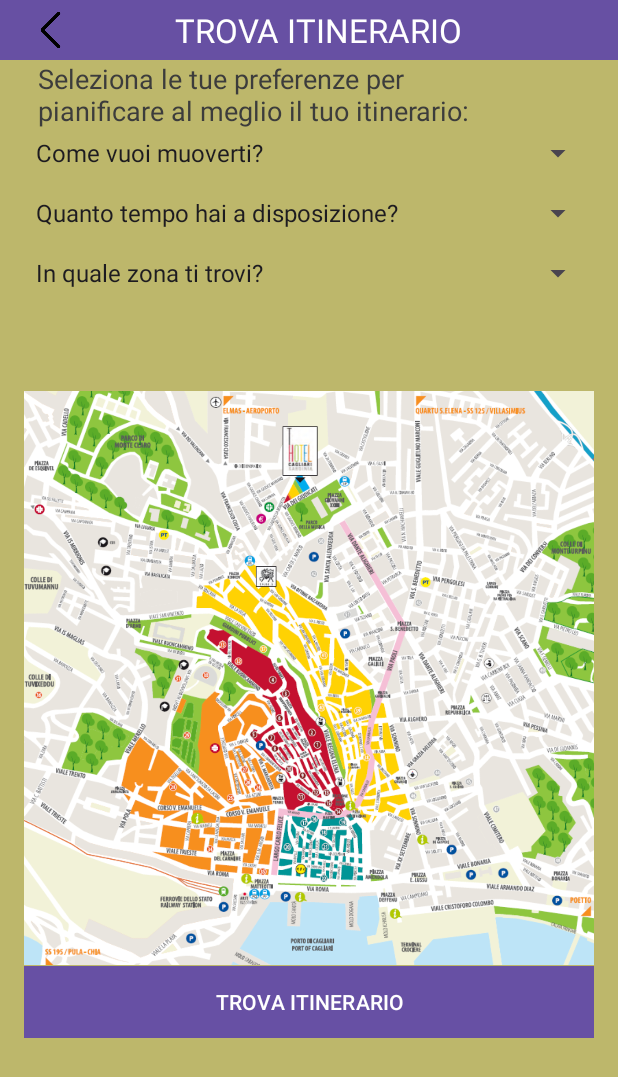
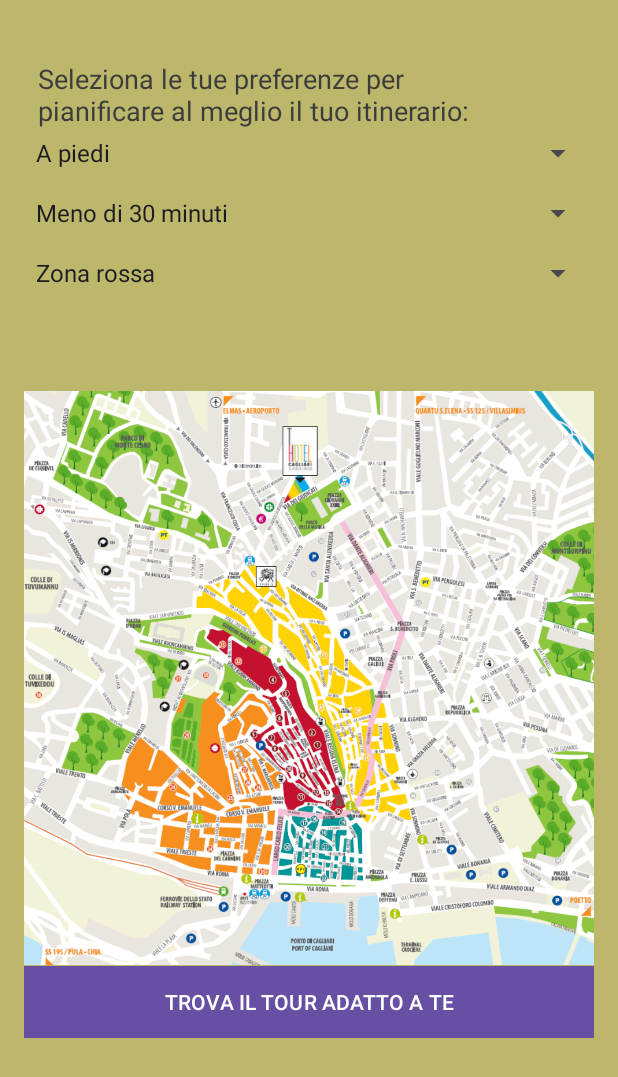
Before and after one commit to Mirrko01/ProgettoIUM, an Android app: the Pianifica screen opened directly, with no data from a screen before it, on a phone screen of 412 x 824 dp. Shown: the top 1077 px of the screen. Run offline under Robolectric (Android 15) with nearby library versions, the phone set to English and light mode, and no system bars.

Commit message:
Revert "."
This reverts commit 25cd132d454ef59c1d6f9829f71e5acb460bfbcb.

```diff
--- a/VisitCagliari/app/src/main/res/layout/pianifica_activity.xml
+++ b/VisitCagliari/app/src/main/res/layout/pianifica_activity.xml
@@ -1,45 +1,12 @@
 <?xml version="1.0" encoding="utf-8"?>
+<!-- layout/activity_main.xml -->
 
-<RelativeLayout
-    xmlns:android="http://schemas.android.com/apk/res/android"
+<RelativeLayout xmlns:android="http://schemas.android.com/apk/res/android"
     xmlns:tools="http://schemas.android.com/tools"
     android:layout_width="match_parent"
     android:layout_height="match_parent"
     android:background="@color/background_color"
     tools:context=".Pianifica">
-
-    <androidx.appcompat.widget.Toolbar
-        android:id="@+id/toolbar"
-        android:layout_width="match_parent"
-        android:layout_height="40dp"
-        android:background="#FF6750A3"
-        >
-
-        <LinearLayout
-            android:layout_width="match_parent"
-            android:layout_height="match_parent"
-            android:orientation="horizontal"
-            android:background="#FF6750A3"
-            >
-
-            <ImageView
-                android:id="@+id/undo"
-                android:layout_width="35dp"
-                android:layout_height="wrap_content"
-                android:layout_marginLeft="0dp"
-                android:src="@drawable/back"
-                android:layout_gravity="start"/>
-
-            <TextView
-                android:layout_width="wrap_content"
-                android:layout_height="wrap_content"
-                android:layout_marginLeft="65dp"
-                android:layout_marginTop="5dp"
-                android:text="TROVA ITINERARIO"
-                android:textSize="22dp"
-                android:textColor="@color/white"/>
-        </LinearLayout>
-    </androidx.appcompat.widget.Toolbar>
 
     <TextView
         android:layout_width="300dp"
@@ -52,8 +19,6 @@
         android:text="Seleziona le tue preferenze per pianificare al meglio il tuo itinerario:"
         android:textColor="@color/text_color"
         android:textSize="18dp" />
-
-
     <Spinner
         android:id="@+id/spinnerTransportation"
         android:layout_width="match_parent"
@@ -87,11 +52,11 @@
 
     <ImageView
         android:id="@+id/image_view"
-        android:layout_width="wrap_content"
+        android:layout_width="match_parent"
         android:layout_height="wrap_content"
         android:layout_marginHorizontal="16dp"
         android:layout_marginTop="80dp"
-        android:src="@drawable/cartina_quartieri_1"/>
+        android:src="@drawable/cartina_quartieri_1" />
 
     <Button
         android:id="@+id/buttonSubmit"
@@ -100,7 +65,7 @@
         android:layout_below="@id/spinnerPosition"
         android:layout_marginHorizontal="16dp"
         android:layout_marginTop="450dp"
-        android:text="TROVA ITINERARIO"
+        android:text="TROVA IL TOUR ADATTO A TE"
         android:textColor="@android:color/white"
         android:background="@drawable/button_background" />
 
--- a/VisitCagliari/app/src/main/res/layout/tour1_activity.xml
+++ b/VisitCagliari/app/src/main/res/layout/tour1_activity.xml
@@ -74,6 +74,7 @@
                 </LinearLayout>
             </com.google.android.material.card.MaterialCardView>
 
+            <!-- Card 2 -->
             <com.google.android.material.card.MaterialCardView
                 android:id="@+id/apriItin2"
                 android:layout_width="match_parent"
--- a/VisitCagliari/app/src/main/res/values/strings.xml
+++ b/VisitCagliari/app/src/main/res/values/strings.xml
@@ -77,24 +77,21 @@ Il primo nucleo della collezione pittorica si formò nel XIX secolo quando, a se
 Il Museo attualmente ospita la Collezione Ingrao, esposizione permanente costituita dalle opere dei più grandi maestri italiani del Novecento, da Umberto Boccioni a Giorgio Morandi, da Filippo De Pisis a Mario Mafai, le sculture di Francesco Ciusa.</string>
 
     <string-array name="transportation_options">
-        <item>Come vuoi muoverti?</item>
         <item>A piedi</item>
         <item>In bici</item>
     </string-array>
 
     <string-array name="time_options">
-        <item>Quanto tempo hai a disposizione?</item>
         <item>Meno di 30 minuti</item>
         <item>Da 30 minuti a 1 ora</item>
         <item>Da 1 a 2 ore</item>
     </string-array>
 
     <string-array name="position_options">
-        <item>In quale zona ti trovi?</item>
-        <item>Zona rossa (Castello)</item>
-        <item>Zona gialla (Villanova)</item>
-        <item>Zona arancione (Stampace)</item>
-        <item>Zona blu (Marina)</item>
+        <item>Zona rossa</item>
+        <item>Zona gialla</item>
+        <item>Zona arancione</item>
+        <item>Zona blu</item>
     </string-array>
 
 
```
Also changed, not shown: VisitCagliari/app/src/main/java/com/example/visitcagliari/Pianifica.java (+2 -36 lines), VisitCagliari/app/src/main/java/com/example/visitcagliari/Tour1.java (+4 -23 lines), VisitCagliari/app/src/main/res/layout/listacategorie_activity.xml (+5 -3 lines).
